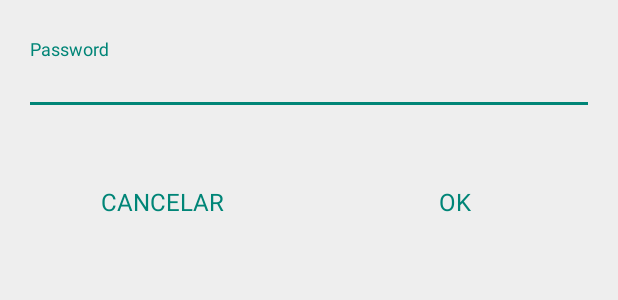
After one commit to thaleslima/FreeRoom, an Android app: the layout fragment_confirm_dialog.xml on its own in the app's theme, with its tools: preview values and no code run, on a phone screen of 412 x 824 dp. The commit adds this screen. Shown: the top 300 px of the screen. Run offline under Robolectric (Android 15) with nearby library versions, the phone set to English and light mode, and no system bars.

Commit message:
dialog password

```diff
--- a/app/src/main/java/com/ciandt/app/freeroom/constants/Constants.java
+++ b/app/src/main/java/com/ciandt/app/freeroom/constants/Constants.java
@@ -10,4 +10,8 @@ public class Constants {
     public final static String URL_TIME_RELOAD = "time_reload";
 
     public final static int TIME_RELOAD = 10000; //seconds
+
+    public interface Admin {
+        String PASSWORD = "G@RAGE";
+    }
 }
--- a/app/src/main/res/drawable/frame_accent.xml
+++ b/app/src/main/res/drawable/frame_accent.xml
@@ -2,7 +2,7 @@
 <selector xmlns:android="http://schemas.android.com/apk/res/android">
     <item android:state_pressed="false">
         <shape>
-            <solid android:color="@color/accent"  />
+            <solid android:color="@color/selected"  />
             <corners
                 android:radius="5dp"/>
         </shape>
--- a/app/src/main/res/drawable/selectable_item_background.xml
+++ b/app/src/main/res/drawable/selectable_item_background.xml
@@ -1,7 +1,7 @@
 <?xml version="1.0" encoding="UTF-8"?>
 <selector xmlns:android="http://schemas.android.com/apk/res/android">
 <item>
-    <ripple android:color="@color/accent">
+    <ripple android:color="@color/selected">
         <item>
             <shape>
                 <solid android:color="@color/window_background" />
--- /dev/null
+++ b/app/src/main/res/layout/fragment_confirm_dialog.xml
@@ -0,0 +1,53 @@
+<LinearLayout xmlns:android="http://schemas.android.com/apk/res/android"
+    xmlns:app="http://schemas.android.com/apk/res-auto"
+    android:layout_width="match_parent"
+    android:layout_height="match_parent"
+    android:orientation="vertical"
+    android:padding="16dp">
+
+
+    <android.support.design.widget.TextInputLayout
+        android:id="@+id/textInputLayout"
+        android:layout_width="match_parent"
+        android:layout_height="wrap_content"
+        android:layout_marginTop="10dp"
+        app:errorEnabled="true">
+
+        <EditText
+            android:id="@+id/edit_text_password"
+            android:layout_width="match_parent"
+            android:layout_height="wrap_content"
+            android:ems="10"
+            android:inputType="textPassword"
+            android:hint="@string/confirm_dialog_password"
+            android:textColor="@color/black_semi_transparent"
+            android:textColorHint="@color/secondary_text"/>
+    </android.support.design.widget.TextInputLayout>
+
+    <LinearLayout
+        android:layout_width="match_parent"
+        android:layout_height="wrap_content"
+        android:layout_marginTop="10dp"
+        android:gravity="right"
+        android:orientation="horizontal">
+
+        <Button
+            android:id="@+id/button_cancel"
+            style="?android:attr/buttonBarButtonStyle"
+            android:layout_width="0dp"
+            android:layout_height="wrap_content"
+            android:layout_weight="1"
+            android:text="@string/alert_dialog_cancel"
+            android:textSize="16sp" />
+
+        <Button
+            android:id="@+id/button_ok"
+            style="?android:attr/buttonBarButtonStyle"
+            android:layout_width="0dp"
+            android:layout_height="wrap_content"
+            android:layout_marginLeft="10dp"
+            android:layout_weight="1"
+            android:text="@string/alert_dialog_ok"
+            android:textSize="16sp" />
+    </LinearLayout>
+</LinearLayout>
--- a/app/src/main/res/values/colors.xml
+++ b/app/src/main/res/values/colors.xml
@@ -3,12 +3,16 @@
     <color name="white">#FFFFFF</color>
     <color name="primary">#D8324C</color>
     <color name="primary_dark">#B71C1C</color>
-    <color name ="accent">#f2b838</color>
+    <color name="accent">#B2000000</color>
+    <color name="selected">#f2b838</color>
+
     <color name="primary_text">#FF0000</color>
     <color name="primary_text_toolbar">#0099FF</color>
     <color name="window_background">#EEEEEE</color>
     <color name="drawer_item_text">#FF47A3</color>
     <color name="drawer_item">#9C036D</color>
 
+    <color name="secondary_text">#727272</color>
+    <color name="black_semi_transparent">#B2000000</color>
 
 </resources>
--- a/app/src/main/res/values/strings.xml
+++ b/app/src/main/res/values/strings.xml
@@ -2,6 +2,8 @@
     <string name="app_name">Free Room</string>
     <string name="hello_world">Hello world!</string>
     <string name="action_settings">Settings</string>
-
-
+    <string name="confirm_dialog_password">Password</string>
+    <string name="alert_dialog_ok">Ok</string>
+    <string name="alert_dialog_cancel">Cancelar</string>
+    <string name="dialog_password_error">Invalid password!</string>
 </resources>
--- a/app/src/main/res/values/styles.xml
+++ b/app/src/main/res/values/styles.xml
@@ -4,7 +4,6 @@
     <style name="AppTheme" parent="Theme.AppCompat.Light.NoActionBar">
         <item name="colorPrimary">@color/primary</item>
         <item name="colorPrimaryDark">@color/primary_dark</item>
-        <item name="colorAccent">@color/accent</item>
         <item name="android:windowBackground">@color/window_background</item>
         <item name="android:textSize">14sp</item>
         <item name="android:typeface">sans</item>
```
Also changed, not shown: app/src/main/java/com/ciandt/app/freeroom/ui/ConfirmDialog.java (added, +78 -0 lines), app/src/main/java/com/ciandt/app/freeroom/ui/MainActivity.java (+11 -4 lines), app/src/main/java/com/ciandt/app/freeroom/ui/MainActivityFragment.java (+9 -0 lines).
